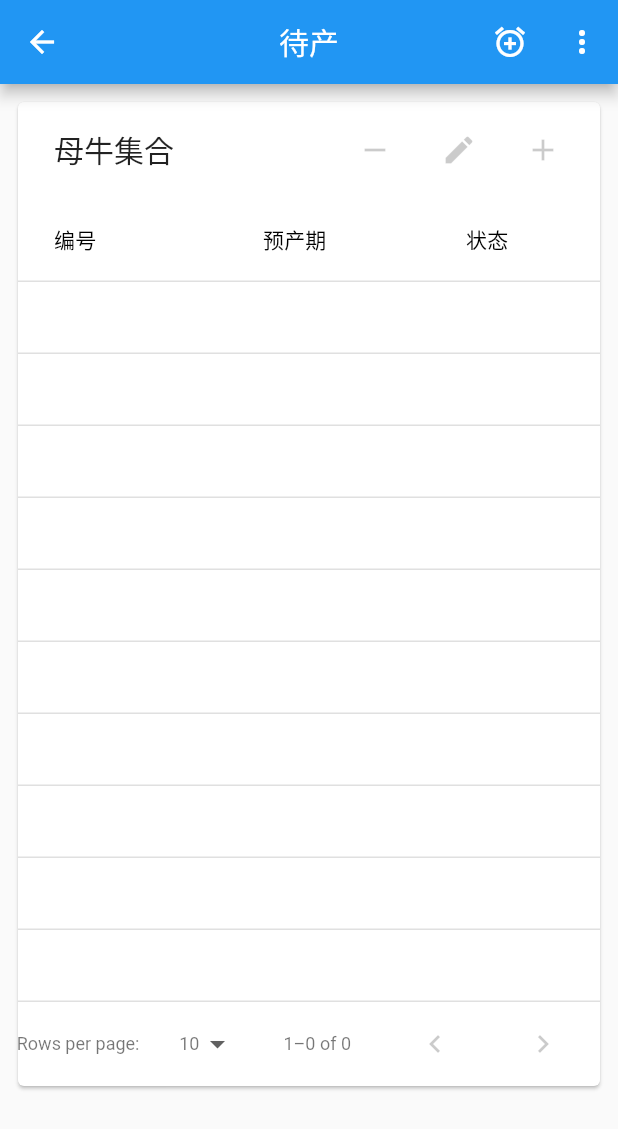
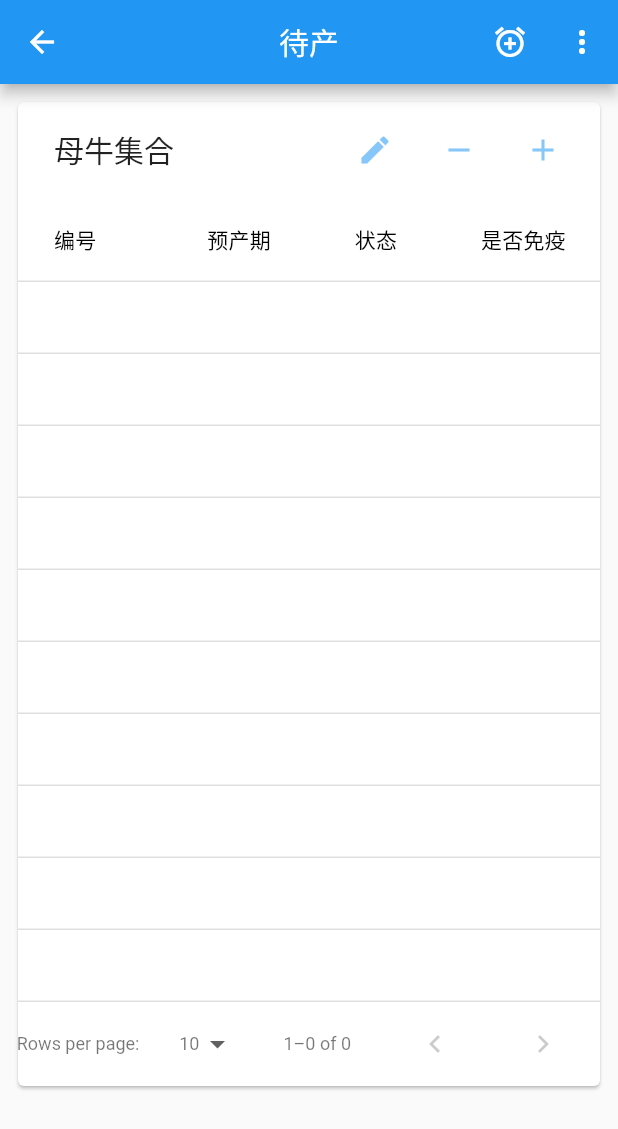
Before and after one commit to fivem/flutter_shiniu, a Flutter app: the WaitingParturition screen opened directly, on a phone screen of 412 x 824 dp. Shown: the top 1129 px of the screen. Run offline on Flutter 3.47's test engine with Material 2 defaults, Android fonts, the phone set to English and light mode, and no system bars; our stand-ins replace date_format, dio, sqflite; missing offline and left inert: mock_web_server; accounts and stored records are empty.

Commit message:
update header action

```diff
--- a/lib/main/producePage/datasource/cowDataSource.dart
+++ b/lib/main/producePage/datasource/cowDataSource.dart
@@ -28,6 +28,8 @@ class CowDataSource extends DataTableSource{
         )),
         DataCell(Text('${cow.EDC}')),
         DataCell(Text('${cow.state=="0"?"正常":"异常"}')),
+        DataCell(Text('${cow.state=="0"?"否":"是"}')),
+
       ],
       selected: cow.selected,
       index: index,
--- a/lib/main/producePage/productDetailPage/waitingParturition.dart
+++ b/lib/main/producePage/productDetailPage/waitingParturition.dart
@@ -22,7 +22,7 @@ class _WaitingParturitionState extends State<WaitingParturition> {
     _dataTableSource.buildContext(context);
     _addInfo(){
       Navigator.of(context).push(MaterialPageRoute(builder: (_){
-        return CowFormPage(enable: false,cow:CowEntity(cowCode:'zt-1001',state: '正常',period: '待产期',birthCount: 3,birthDay: '2017-10-10',fertilizationDate: '2019-01-05',EDC: '2019-12-05',immuno: 1));
+        return CowFormPage(enable: true,cow:CowEntity(cowCode:'zt-1001',state: '正常',period: '待产期',birthCount: 3,birthDay: '2017-10-10',fertilizationDate: '2019-01-05',EDC: '2019-12-05',immuno: 1));
       }));
     }
     void _sort<T>(Comparable<T> getField(CowEntity d), int columnIndex, bool ascending) {
@@ -40,15 +40,16 @@ class _WaitingParturitionState extends State<WaitingParturition> {
           PaginatedDataTable(
             header: Text('母牛集合'),
               actions: <Widget>[/*跟header 在一条线的antion*/
-                IconButton(icon: Icon(Icons.remove), onPressed: null),
-                IconButton(icon: Icon(Icons.edit), onPressed: null),
-                IconButton(icon: Icon(Icons.add), onPressed: null),
+                IconButton(icon: Icon(Icons.edit,color:Colors.blue), onPressed: null),
+                IconButton(icon: Icon(Icons.remove,color:Colors.blue), onPressed: null),
+                IconButton(icon: Icon(Icons.add,color:Colors.blue), onPressed: _addInfo),
               ],
               columns:<DataColumn>[
                 DataColumn(label: Text('编号'),onSort:
                     (int columnIndex,bool ascending)=>_sort((CowEntity cow)=>cow.cowCode,columnIndex,ascending)),
                 DataColumn(label: Text('预产期')),
                 DataColumn(label: Text('状态')),
+                DataColumn(label: Text('是否免疫')),
               ],
               source : _dataTableSource,
               onPageChanged : null,
```
Also changed, not shown: lib/main/producePage/productDetailPage/cowFormPage.dart (+4 -3 lines).
